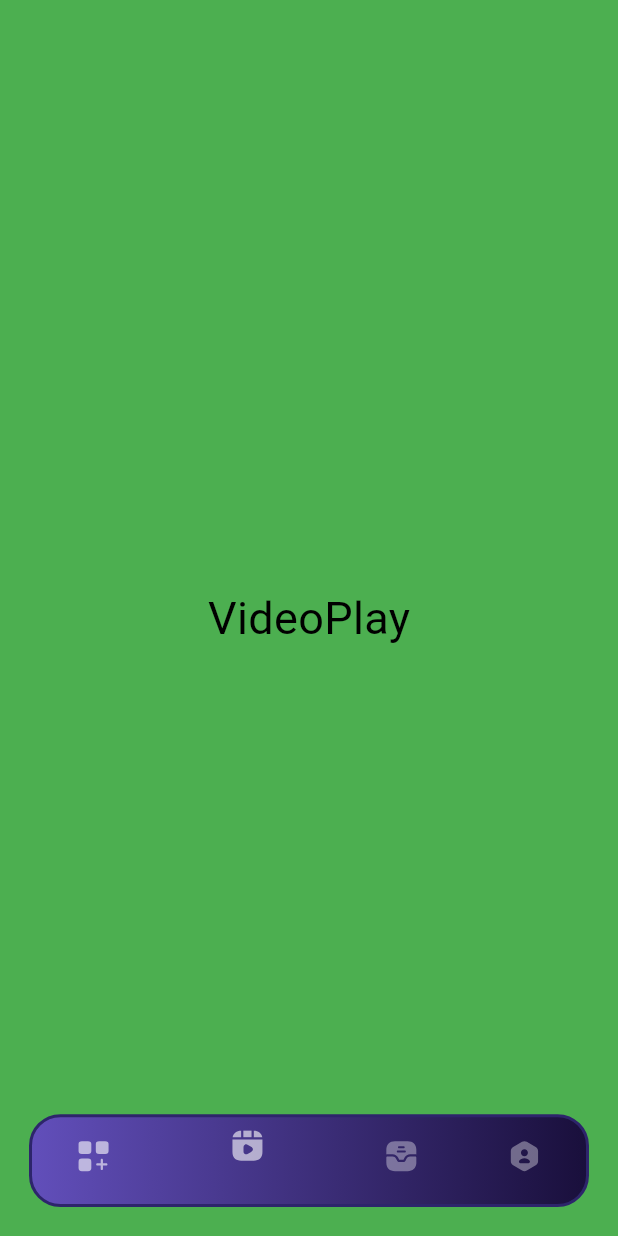
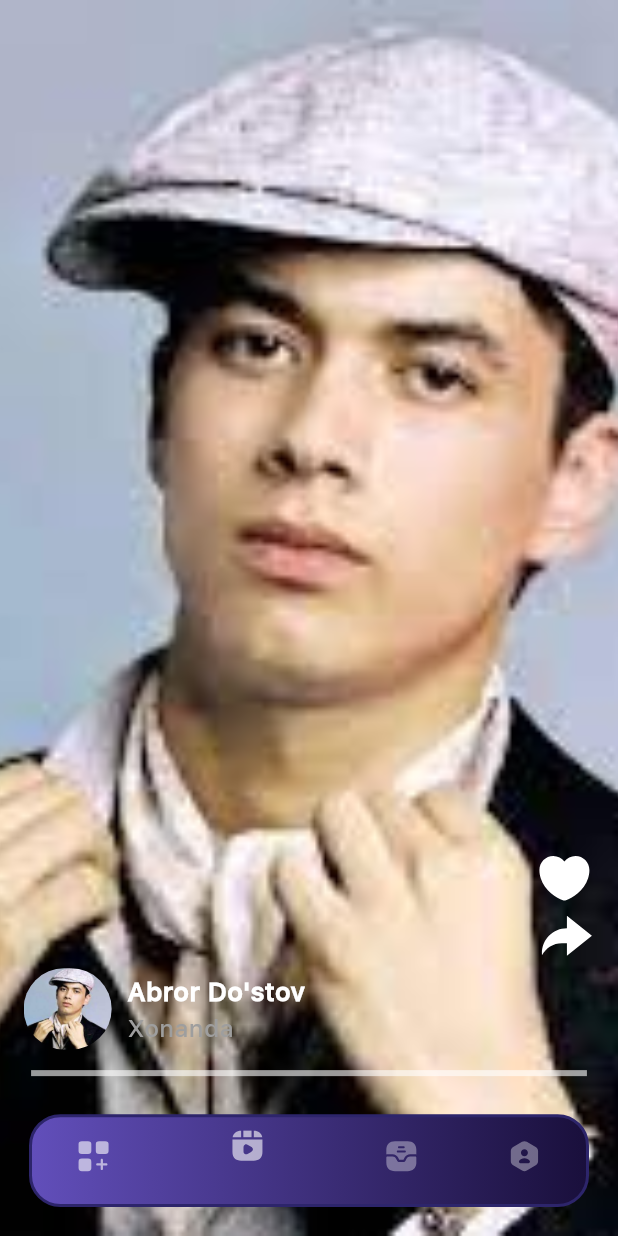
Before and after one commit to azizbek123411/yulduzlar_cosinius, a Flutter app: the screen it shows after launch, item 2 of the bottom bar chosen, on a phone screen of 412 x 824 dp. Run offline on Flutter 3.47's test engine with Material 3 defaults, Android fonts, the phone set to English and light mode, and no system bars; our stand-ins replace bloc, flutter_svg, pin_code_fields.

Commit message:
video_page

```diff
--- a/lib/src/ui/pages/navbar_pages/video_play_page.dart
+++ b/lib/src/ui/pages/navbar_pages/video_play_page.dart
@@ -1,4 +1,11 @@
 import 'package:flutter/material.dart';
+import 'package:flutter_svg/flutter_svg.dart';
+import 'package:yulduzlar_cosinius/src/config/appcolors.dart';
+import 'package:yulduzlar_cosinius/src/repository/utils/app_padding.dart';
+import 'package:yulduzlar_cosinius/src/repository/utils/creen_utils.dart';
+import 'package:yulduzlar_cosinius/src/repository/utils/space.dart';
+import 'package:yulduzlar_cosinius/src/ui/screens/artist_screens/artist_row.dart';
+
 class VideoPlay extends StatefulWidget {
   const VideoPlay({super.key});
 
@@ -7,15 +14,60 @@ class VideoPlay extends StatefulWidget {
 }
 
 class _VideoPlayState extends State<VideoPlay> {
+  bool like = true;
+
+  void isLiked() {
+    setState(() {
+      like = !like;
+    });
+  }
+
   @override
   Widget build(BuildContext context) {
     return Scaffold(
-      backgroundColor: Colors.green,
+      backgroundColor: AppColors.mainBackground,
       body: Center(
-        child: Text("VideoPlay",
-          style: TextStyle(
-              color: Colors.black,fontSize: 30
-          ),),
+        child: Container(
+          padding: Dis.only(lr: 15.w),
+          width: double.infinity,
+          height: double.infinity,
+          decoration: const BoxDecoration(
+            image: DecorationImage(
+              image: AssetImage(
+                "assets/images/abror_dostov.jpg",
+              ),
+              fit: BoxFit.cover,
+            ),
+          ),
+          child: SafeArea(
+            child: Column(
+              crossAxisAlignment: CrossAxisAlignment.end,
+              mainAxisAlignment: MainAxisAlignment.end,
+              children: [
+                GestureDetector(
+                  onTap: () {
+                    isLiked();
+                  },
+                  child: like
+                      ? SvgPicture.asset("assets/svg/heart.svg")
+                      : SvgPicture.asset('assets/svg/heart_filled.svg'),
+                ),
+                GestureDetector(
+                  onTap: () {},
+                  child: SvgPicture.asset("assets/svg/share.svg"),
+                ),
+                const ArtistRow(),
+                HBox(8.h),
+                Divider(
+                  indent: 5,
+                  endIndent: 5,
+                  thickness: 4,
+                  color: AppColors.colorFFF60,
+                )
+              ],
+            ),
+          ),
+        ),
       ),
     );
   }
--- a/lib/src/ui/screens/artist_screens/artist_row.dart
+++ b/lib/src/ui/screens/artist_screens/artist_row.dart
@@ -15,8 +15,8 @@ class ArtistRow extends StatelessWidget {
           borderRadius: BorderRadius.circular(50),
           child: Image.asset(
             "assets/images/abror_dostov.jpg",
-            height: 64.h,
-            width: 64.w,
+            height: 56.h,
+            width: 56.w,
             fit: BoxFit.cover,
           ),
         ),
```
Also changed, not shown: assets/svg/heart.svg (added), assets/svg/heart_filled.svg (added), assets/svg/share.svg (added).
